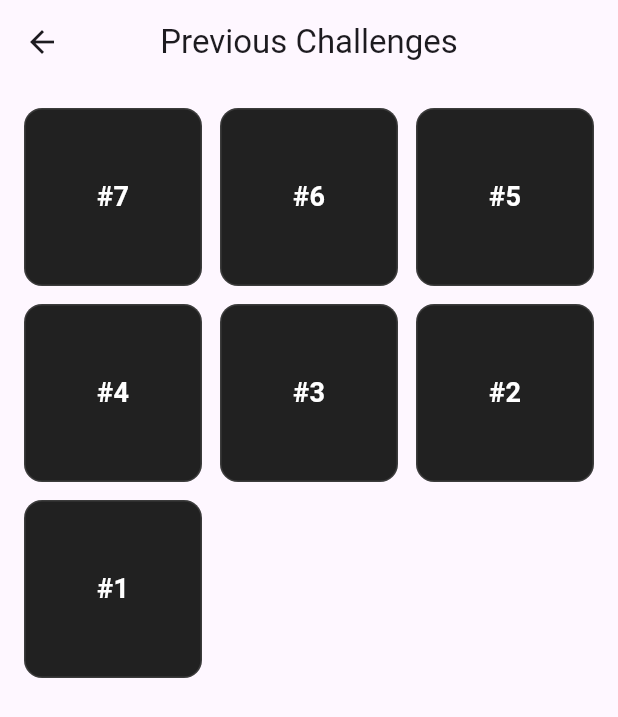
After one commit to SantiagoSpina25/camisetle, a Flutter app: the screen it shows after launch, after a tap on "All challenges", on a phone screen of 412 x 824 dp. The commit adds this screen. Shown: the top 717 px of the screen. Run offline on Flutter 3.47's test engine with Material 3 defaults, Android fonts, the phone set to English and light mode, and no system bars.

Commit message:
All challenges added

```diff
--- a/lib/application/pages/home/home_page.dart
+++ b/lib/application/pages/home/home_page.dart
@@ -1,4 +1,5 @@
 import 'package:camisetle/application/pages/game/game_page.dart';
+import 'package:camisetle/application/pages/previous_challenges/previous_challenges.dart';
 import 'package:camisetle/data/jersey_loader.dart';
 import 'package:camisetle/data/models/jersey_challange.dart';
 import 'package:flutter/material.dart';
@@ -34,10 +35,20 @@ class _HomePageState extends State<HomePage> {
       if (!mounted) return;
 
       if (todayChallenge != null) {
+        ///Obtiene el numero del challenge actual (El #1 es el 26/6/2025)
+        final baseDate = DateTime(2025, 6, 26);
+        final today = DateTime.now();
+
+        final difference = today.difference(baseDate).inDays;
+        int challengeNumber = difference + 1;
+
         // ignore: use_build_context_synchronously
         Navigator.of(context).push(
           MaterialPageRoute(
-            builder: (context) => GamePage(jerseyChallenge: todayChallenge),
+            builder: (context) => GamePage(
+              jerseyChallenge: todayChallenge,
+              challengeNumber: challengeNumber,
+            ),
           ),
         );
       } else {
@@ -60,8 +71,14 @@ class _HomePageState extends State<HomePage> {
             child: Text("Daily challange"),
           ),
           ElevatedButton(
-            onPressed: showGamePage,
-            child: Text("Previous challanges"),
+            onPressed: () {
+              Navigator.of(context).push(
+                MaterialPageRoute(
+                  builder: (context) => const AllChallengesPage(),
+                ),
+              );
+            },
+            child: Text("All challenges"),
           ),
         ],
       ),
--- /dev/null
+++ b/lib/application/pages/previous_challenges/previous_challenges.dart
@@ -0,0 +1,94 @@
+import 'package:camisetle/application/pages/game/game_page.dart';
+import 'package:camisetle/data/jersey_loader.dart';
+import 'package:camisetle/data/models/jersey_challange.dart';
+import 'package:flutter/material.dart';
+
+class AllChallengesPage extends StatefulWidget {
+  const AllChallengesPage({super.key});
+
+  @override
+  State<AllChallengesPage> createState() => _AllChallengesPageState();
+}
+
+class _AllChallengesPageState extends State<AllChallengesPage> {
+  late Future<List<JerseyChallenge>> _futureChallenges;
+
+  @override
+  void initState() {
+    super.initState();
+    _futureChallenges = loadJerseyChallenges();
+  }
+
+  @override
+  Widget build(BuildContext context) {
+    return Scaffold(
+      appBar: AppBar(
+        title: const Text("Previous Challenges"),
+        centerTitle: true,
+      ),
+      body: FutureBuilder<List<JerseyChallenge>>(
+        future: _futureChallenges,
+        builder: (context, snapshot) {
+          if (snapshot.connectionState == ConnectionState.waiting) {
+            return const Center(child: CircularProgressIndicator());
+          }
+
+          if (snapshot.hasError) {
+            return Center(child: Text("Error: ${snapshot.error}"));
+          }
+
+          final allChallenges = snapshot.data!;
+
+          final allChallangesRevered = allChallenges.reversed.toList();
+
+          return Padding(
+            padding: const EdgeInsets.all(16.0),
+            child: GridView.builder(
+              itemCount: allChallangesRevered.length,
+              gridDelegate: const SliverGridDelegateWithFixedCrossAxisCount(
+                crossAxisCount: 3,
+                crossAxisSpacing: 12,
+                mainAxisSpacing: 12,
+              ),
+              itemBuilder: (context, index) {
+                final challenge = allChallangesRevered[index];
+                final challengeNumber = allChallangesRevered.length - index;
+
+                return GestureDetector(
+                  onTap: () {
+                    Navigator.push(
+                      context,
+                      MaterialPageRoute(
+                        builder: (_) => GamePage(
+                          jerseyChallenge: challenge,
+                          challengeNumber: challengeNumber,
+                        ),
+                      ),
+                    );
+                  },
+                  child: Container(
+                    decoration: BoxDecoration(
+                      color: Colors.grey[900],
+                      borderRadius: BorderRadius.circular(12),
+                      border: Border.all(color: Colors.white12),
+                    ),
+                    child: Center(
+                      child: Text(
+                        "#$challengeNumber",
+                        style: const TextStyle(
+                          color: Colors.white,
+                          fontSize: 18,
+                          fontWeight: FontWeight.bold,
+                        ),
+                      ),
+                    ),
+                  ),
+                );
+              },
+            ),
+          );
+        },
+      ),
+    );
+  }
+}
```
Also changed, not shown: lib/application/pages/game/game_page.dart (+8 -11 lines).
